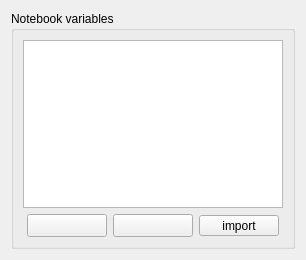
code-saturne/code_saturne, file python/code_saturne/gui/case/NotebookForm.ui: the form before one commit.
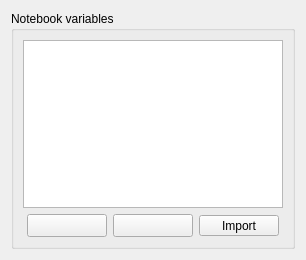
The form after the commit. Icons and pictures are not drawn.

Commit message:
GUI: fix wrong status tips and tooltips on notebook and monitoring point buttons
The "Delet several lines if you want" status tip was copied onto the
import and duplicate buttons. Replace it with a short description of
what each button does, and document the expected file format of both
imports in their tooltips.

The monitoring point delete tooltip claimed it removes the last added
point, while it removes the selected points. Also capitalize the
notebook "Import" button label for consistency, and fix two typos
(cooordinates, discared).

Diff of the .ui file:
```diff
--- a/python/code_saturne/gui/case/NotebookForm.ui
+++ b/python/code_saturne/gui/case/NotebookForm.ui
@@ -120,7 +120,7 @@
            <string>Delet several lines if you want</string>
           </property>
           <property name="text">
-           <string>import</string>
+           <string>Import</string>
           </property>
          </widget>
         </item>
```
Left out of the diff: 7 changed lines with no effect on the pictures. The commit also changes 1 other file.
